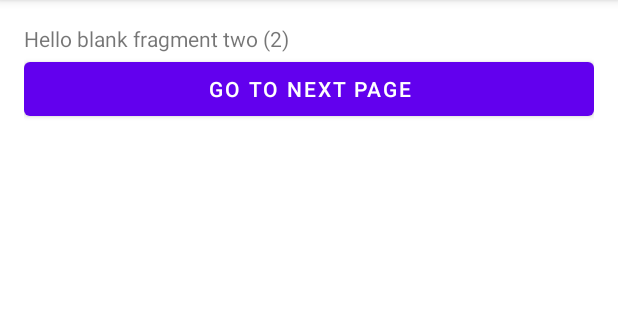
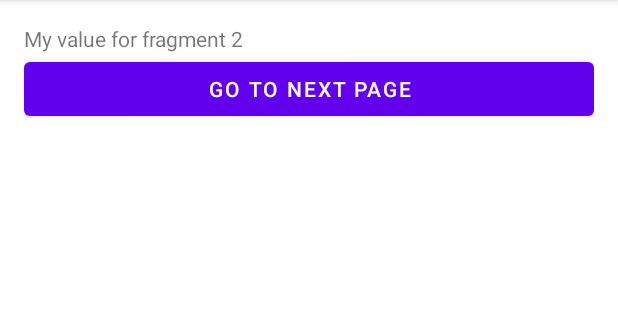
Before and after one commit to andromeda951/belajar-android, an Android app: the Blank1Fragment screen opened directly, with no data from a screen before it, after a tap on "GO TO NEXT PAGE", on a phone screen of 412 x 824 dp, the part 84-404 px from its top. Run offline under Robolectric (Android 15) with nearby library versions, the phone set to English and light mode, and no system bars.

Commit message:
Implement seding data between fragments and get data in onViewCreated() using parentFragmentManager

```diff
--- a/app/src/main/java/com/andromeda/belajarandroid/Blank1Fragment.kt
+++ b/app/src/main/java/com/andromeda/belajarandroid/Blank1Fragment.kt
@@ -24,8 +24,13 @@ class Blank1Fragment : Fragment() {
     override fun onViewCreated(view: View, savedInstanceState: Bundle?) {
         super.onViewCreated(view, savedInstanceState)
 
-        val fragment2 = Blank2Fragment()
         binding.btnNext.setOnClickListener {
+            val fragment2 = Blank2Fragment()
+
+            val bundle2 = Bundle()
+            bundle2.putString(Blank2Fragment.EXTRA_VALUE, "My value for fragment 2")
+            fragment2.arguments = bundle2
+
             parentFragmentManager.beginTransaction().apply {
                 replace(R.id.fragment_container, fragment2, Blank2Fragment::class.java.simpleName)
                 addToBackStack(null)
--- a/app/src/main/java/com/andromeda/belajarandroid/Blank2Fragment.kt
+++ b/app/src/main/java/com/andromeda/belajarandroid/Blank2Fragment.kt
@@ -8,6 +8,10 @@ import android.view.ViewGroup
 import com.andromeda.belajarandroid.databinding.FragmentBlank2Binding
 
 class Blank2Fragment : Fragment() {
+
+    companion object {
+        val EXTRA_VALUE = "extra_value"
+    }
 
     private lateinit var binding: FragmentBlank2Binding
 
@@ -24,6 +28,8 @@ class Blank2Fragment : Fragment() {
     override fun onViewCreated(view: View, savedInstanceState: Bundle?) {
         super.onViewCreated(view, savedInstanceState)
 
+        binding.myText.text = arguments?.getString(EXTRA_VALUE)
+
         val fragment1 = Blank1Fragment()
         binding.btnNext.setOnClickListener {
             parentFragmentManager.beginTransaction().apply {
--- a/app/src/main/res/layout/fragment_blank2.xml
+++ b/app/src/main/res/layout/fragment_blank2.xml
@@ -13,6 +13,7 @@
         android:padding="16dp">
 
         <TextView
+            android:id="@+id/my_text"
             android:layout_width="match_parent"
             android:layout_height="match_parent"
             android:text="@string/hello_blank_fragment2" />
```
